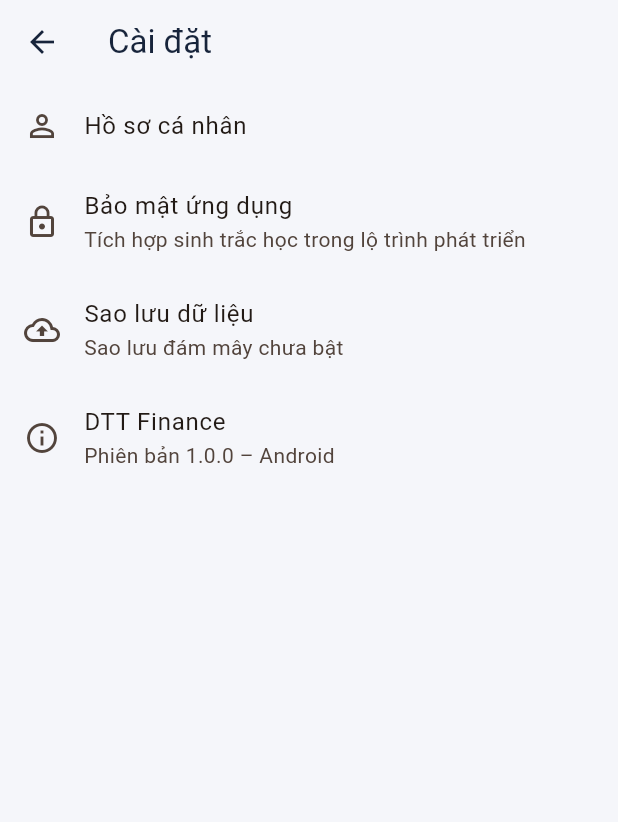
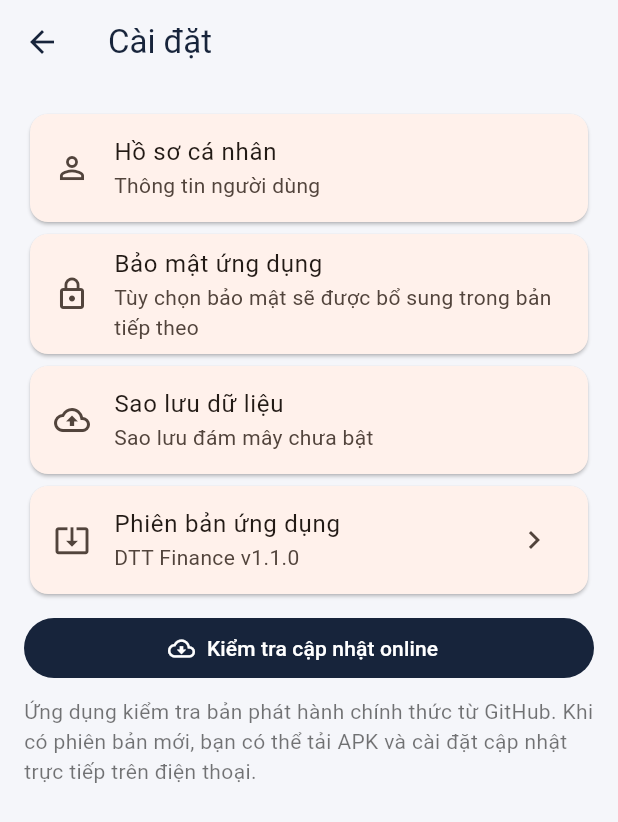
Before and after one commit to nhatlong2595-max/dtt-finance-android, a Flutter app: the SettingsScreen screen opened directly, on a phone screen of 412 x 824 dp. Shown: the top 822 px of the screen. Run offline on Flutter 3.47's test engine with Material 3 defaults, Android fonts, the phone set to English and light mode, and no system bars; our stand-ins replace fl_chart, package_info_plus, shared_preferences, sqflite; accounts and stored records are empty; statements that could not run were skipped.

Commit message:
Add in-app GitHub release update checker

```diff
--- a/lib/features/settings/settings_screen.dart
+++ b/lib/features/settings/settings_screen.dart
@@ -1,30 +1,43 @@
+import 'dart:convert';
 import 'package:flutter/material.dart';
+import 'package:http/http.dart' as http;
+import 'package:package_info_plus/package_info_plus.dart';
+import 'package:url_launcher/url_launcher.dart';
 
-class SettingsScreen extends StatelessWidget {
-  const SettingsScreen({super.key});
-
-  @override
-  Widget build(BuildContext context) => Scaffold(
-    appBar: AppBar(title: const Text('Cài đặt')),
-    body: ListView(
-      children: const [
-        ListTile(leading: Icon(Icons.person_outline), title: Text('Hồ sơ cá nhân')),
-        ListTile(
-          leading: Icon(Icons.lock_outline),
-          title: Text('Bảo mật ứng dụng'),
-          subtitle: Text('Tích hợp sinh trắc học trong lộ trình phát triển'),
-        ),
-        ListTile(
-          leading: Icon(Icons.backup_outlined),
-          title: Text('Sao lưu dữ liệu'),
-          subtitle: Text('Sao lưu đám mây chưa bật'),
-        ),
-        ListTile(
-          leading: Icon(Icons.info_outline),
-          title: Text('DTT Finance'),
-          subtitle: Text('Phiên bản 1.0.0 – Android'),
-        ),
-      ],
-    ),
-  );
+class SettingsScreen extends StatefulWidget {
+ const SettingsScreen({super.key});
+ @override State<SettingsScreen> createState()=>_SettingsScreenState();
 }
+class _SettingsScreenState extends State<SettingsScreen>{
+ bool checking=false;String version='1.1.0';
+ @override void initState(){super.initState();_loadVersion();}
+ Future<void> _loadVersion()async{final p=await PackageInfo.fromPlatform();if(mounted)setState(()=>version=p.version);}
+ Future<void> _checkUpdate()async{
+  setState(()=>checking=true);
+  try{
+   final response=await http.get(Uri.parse('https://api.github.com/repos/nhatlong2595-max/dtt-finance-android/releases/latest'),headers:{'Accept':'application/vnd.github+json'});
+   if(response.statusCode!=200)throw Exception('GitHub trả về mã '+response.statusCode.toString());
+   final data=jsonDecode(response.body) as Map<String,dynamic>;
+   final tag=(data['tag_name']??'').toString();
+   final assets=(data['assets'] as List<dynamic>? ?? []);
+   final apk=assets.cast<Map<String,dynamic>>().where((a)=>(a['name']??'').toString().toLowerCase().endsWith('.apk')).firstOrNull;
+   if(apk==null)throw Exception('Bản phát hành chưa có file APK.');
+   if(!mounted)return;
+   final newer=_compare(tag.replaceFirst('v',''),version)>0;
+   if(!newer){ScaffoldMessenger.of(context).showSnackBar(SnackBar(content:Text('Bạn đang dùng phiên bản mới nhất ('+version+').')));}
+   else{
+    showDialog(context:context,builder:(ctx)=>AlertDialog(title:const Text('Có phiên bản mới'),content:Text('Phiên bản hiện tại: '+version+'\nPhiên bản mới: '+tag+'\n\nMở GitHub để tải và cài đặt bản cập nhật?'),actions:[TextButton(onPressed:()=>Navigator.pop(ctx),child:const Text('Để sau')),FilledButton(onPressed:(){Navigator.pop(ctx);launchUrl(Uri.parse(apk['browser_download_url'].toString()),mode:LaunchMode.externalApplication);},child:const Text('Tải bản cập nhật'))]));
+   }
+  }catch(e){if(mounted)ScaffoldMessenger.of(context).showSnackBar(SnackBar(content:Text('Không kiểm tra được cập nhật: '+e.toString())));}
+  finally{if(mounted)setState(()=>checking=false);}
+ }
+ int _compare(String a,String b){final aa=a.split('.').map((x)=>int.tryParse(x)??0).toList(),bb=b.split('.').map((x)=>int.tryParse(x)??0).toList();for(var i=0;i<3;i++){final x=i<aa.length?aa[i]:0,y=i<bb.length?bb[i]:0;if(x!=y)return x.compareTo(y);}return 0;}
+ @override Widget build(BuildContext context)=>Scaffold(appBar:AppBar(title:const Text('Cài đặt')),body:ListView(padding:const EdgeInsets.all(16),children:[
+  Card(child:ListTile(leading:const Icon(Icons.person_outline),title:const Text('Hồ sơ cá nhân'),subtitle:const Text('Thông tin người dùng'))),
+  Card(child:ListTile(leading:const Icon(Icons.lock_outline),title:const Text('Bảo mật ứng dụng'),subtitle:const Text('Tùy chọn bảo mật sẽ được bổ sung trong bản tiếp theo'))),
+  Card(child:ListTile(leading:const Icon(Icons.backup_outlined),title:const Text('Sao lưu dữ liệu'),subtitle:const Text('Sao lưu đám mây chưa bật'))),
+  Card(child:ListTile(leading:const Icon(Icons.system_update_alt),title:const Text('Phiên bản ứng dụng'),subtitle:Text('DTT Finance v'+version),trailing:checking?const SizedBox(width:22,height:22,child:CircularProgressIndicator(strokeWidth:2)):const Icon(Icons.chevron_right),onTap:checking?null:_checkUpdate)),
+  const SizedBox(height:8),FilledButton.icon(onPressed:checking?null:_checkUpdate,icon:const Icon(Icons.cloud_download_outlined),label:Text(checking?'Đang kiểm tra...':'Kiểm tra cập nhật online')),
+  const SizedBox(height:8),const Text('Ứng dụng kiểm tra bản phát hành chính thức từ GitHub. Khi có phiên bản mới, bạn có thể tải APK và cài đặt cập nhật trực tiếp trên điện thoại.',style:TextStyle(color:Colors.black54)),
+ ]));
+}
```
